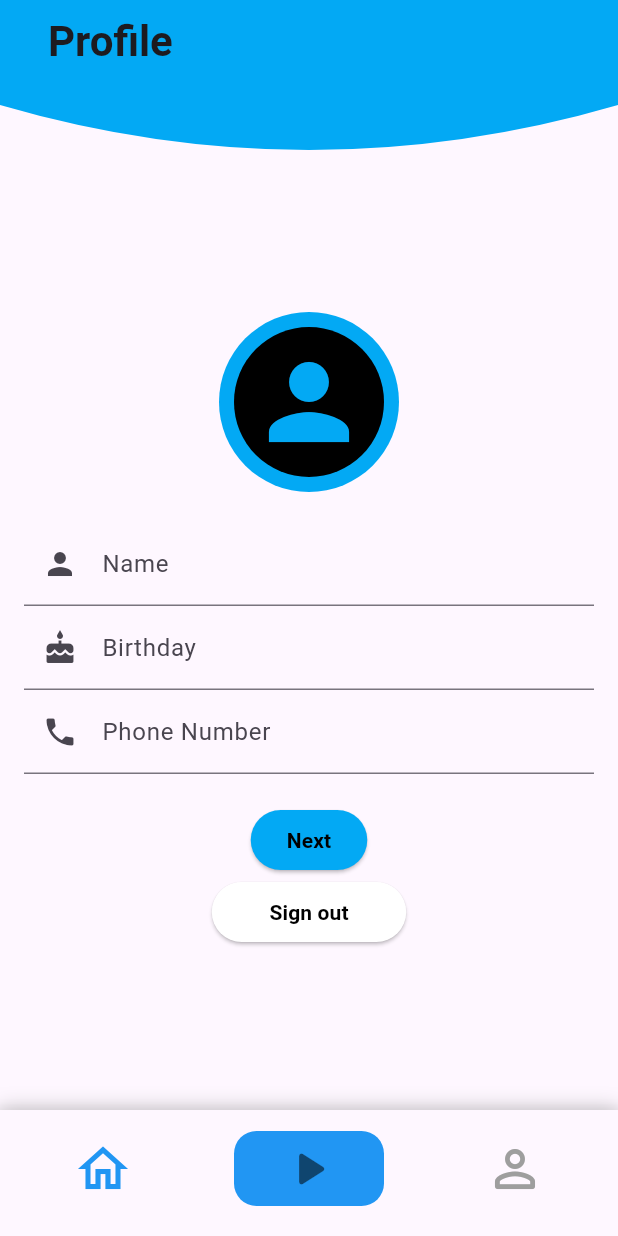
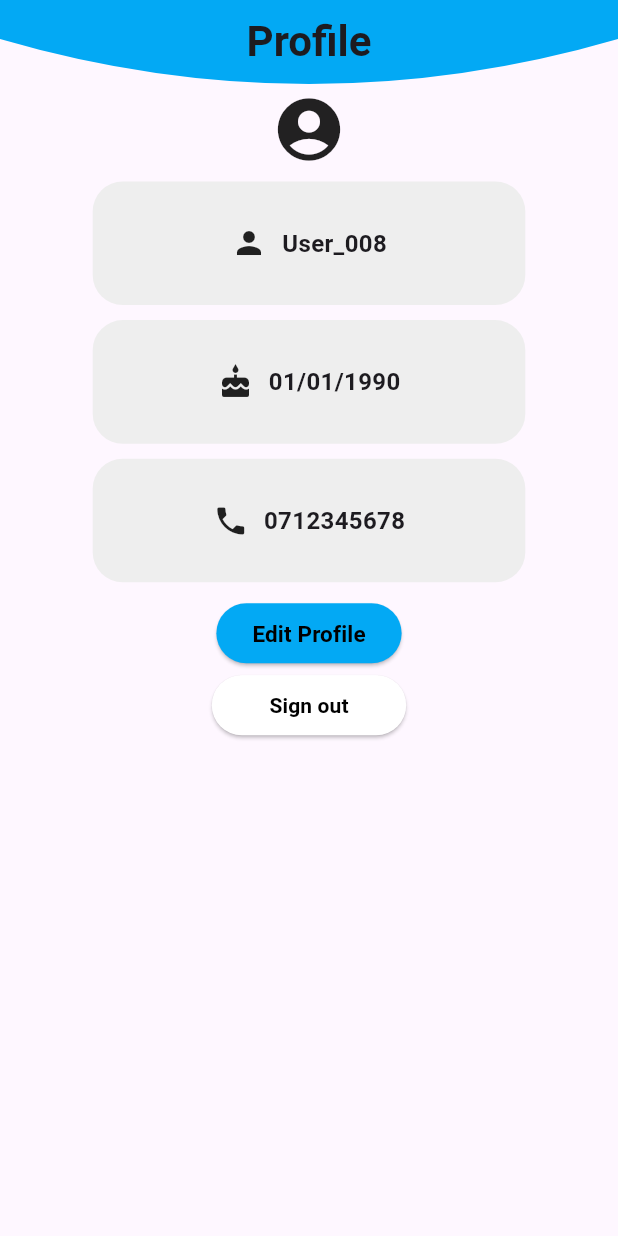
Before and after one commit to SDGP-CS-39-EmpowerME/SDGP-CS-39-EmpowerME, a Flutter app: the screen it shows once a user with an empty profile is signed in, item 3 of the bottom bar chosen, on a phone screen of 412 x 824 dp. Run offline on Flutter 3.47's test engine with Material 3 defaults, Android fonts, the phone set to English and light mode, and no system bars; our stand-ins replace cloud_firestore, email_validator, firebase_auth, firebase_core; accounts and stored records are empty.

Commit message:
created profile page

```diff
--- a/front_end/empowerme_cs_39/lib/profile.dart
+++ b/front_end/empowerme_cs_39/lib/profile.dart
@@ -3,29 +3,24 @@ import 'package:firebase_auth/firebase_auth.dart';
 import 'package:flutter/foundation.dart';
 import 'package:flutter/material.dart';
 
-import 'bottom_nav_bar.dart';
-
 
 class ProfilePage extends StatelessWidget {
-  const ProfilePage({super.key});
+  const ProfilePage({Key? key}) : super(key: key);
 
   @override
   Widget build(BuildContext context) {
-    return const MaterialApp(
+    return MaterialApp(
       home: ProfileDetailsPage(),
     );
   }
 }
 
 class ProfileDetailsPage extends StatefulWidget {
-  const ProfileDetailsPage({super.key});
-
   @override
   _ProfileDetailsPageState createState() => _ProfileDetailsPageState();
 }
 
 class _ProfileDetailsPageState extends State<ProfileDetailsPage> {
-
   bool signedOut = false;
 
   Future<void> signOut() async {
@@ -37,140 +32,56 @@ class _ProfileDetailsPageState extends State<ProfileDetailsPage> {
       print('Sign-out failed: ${e.message}');
     }
   }
-
-  int selectedIndex = 0;
-  void navigateBottomBar(int index){
-    setState(() {
-      selectedIndex = index;
-    });
-  }
-  String _name = '';
-  String _birthday = '';
-  String _phoneNumber = '';
-  final GlobalKey<FormState> _formKey = GlobalKey<FormState>();
+  // Permanent profile details
+  String name = 'User_008';
+  String birthday = '01/01/1990';
+  String phoneNumber = '0712345678';
   final FirebaseAuth auth = FirebaseAuth.instance;
-
 
   @override
   Widget build(BuildContext context) {
     return Scaffold(
-      appBar: PreferredSize(
-        preferredSize: const Size.fromHeight(100.0),
-        child: AppBar(
+      resizeToAvoidBottomInset: true, // Adjusts the screen when the keyboard appears
+      appBar: AppBar(
         backgroundColor: Colors.lightBlue,
         shape: CustomShapeBorder(),
-          title: const Padding(
-            padding: EdgeInsets.only(left: 16.0),
-            child: Text(
+        title: const Text(
           'Profile',
           style: TextStyle(
             fontWeight: FontWeight.bold,
-                fontSize: 28, // Increased font size
+            fontSize: 28,
           ),
         ),
+        centerTitle: true,
+        leading: const SizedBox(),
       ),
-          centerTitle: false, // Align the title to the corner
-        ),
-      ),
-      body: Padding(
-        padding: const EdgeInsets.all(16.0),
-        child: Form(
-          key: _formKey,
+      body: SingleChildScrollView(
         child: Center(
-            child: SingleChildScrollView(
+          child: Padding(
+            padding: const EdgeInsets.all(5.0),
             child: Column(
-                crossAxisAlignment: CrossAxisAlignment.center,
+              mainAxisAlignment: MainAxisAlignment.center,
               children: [
-                  Container(
-                    width: 120,
-                    height: 120,
-                    decoration: const BoxDecoration(
-                      shape: BoxShape.circle,
-                      color: Colors.lightBlue, // Surrounding color
-                    ),
-                    child: Center(
-                      child: Container(
-                        width: 100,
-                        height: 100,
-                        decoration: const BoxDecoration(
-                          shape: BoxShape.circle,
-                          color: Colors.black, // Icon color
-                        ),
-                        child: const Icon(
-                          Icons.person,
-                          size: 80,
-                          color: Colors.lightBlue, // Surrounding color
-                        ),
-                      ),
-                    ),
-                  ),
-                  const SizedBox(height: 20),
-                  TextFormField(
-                    decoration: const InputDecoration(
-                      labelText: 'Name',
-                      prefixIcon: Icon(Icons.person),
-                    ),
-                    validator: (value) {
-                      if (value == null || value.isEmpty) {
-                        return 'Please enter your name';
-                      }
-                      return null;
-                    },
-                    onChanged: (value) {
-                      setState(() {
-                        _name = value;
-                      });
-                    },
-                  ),
-                  TextFormField(
-                    decoration: const InputDecoration(
-                      labelText: 'Birthday',
-                      prefixIcon: Icon(Icons.cake),
-                    ),
-                    validator: (value) {
-                      if (value == null || value.isEmpty) {
-                        return 'Please enter your birthday';
-                      }
-                      return null;
-                    },
-                    onChanged: (value) {
-                      setState(() {
-                        _birthday = value;
-                      });
-                    },
-                  ),
-                  TextFormField(
-                    decoration: const InputDecoration(
-                      labelText: 'Phone Number',
-                      prefixIcon: Icon(Icons.phone),
-                    ),
-                    validator: (value) {
-                      if (value == null || value.isEmpty) {
-                        return 'Please enter your phone number';
-                      }
-                      return null;
-                    },
-                    onChanged: (value) {
-                      setState(() {
-                        _phoneNumber = value;
-                      });
-                    },
-                  ),
-                  const SizedBox(height: 20),
+                const Icon(Icons.account_circle, size: 50),
+                const SizedBox(height: 10),
+                profileField(Icons.person, 'Name', name),
+                const SizedBox(height: 10),
+                profileField(Icons.cake, 'Birthday', birthday),
+                const SizedBox(height: 10),
+                profileField(Icons.phone, 'Phone Number', phoneNumber),
+                const SizedBox(height: 10),
                 ElevatedButton(
                   onPressed: () {
-                      if (_formKey.currentState!.validate()) {
                     Navigator.push(
                       context,
                       MaterialPageRoute(
                         builder: (context) => EditProfilePage(
-                              name: _name,
-                              birthday: _birthday,
-                              phoneNumber: _phoneNumber,
+                          name: name,
+                          birthday: birthday,
+                          phoneNumber: phoneNumber,
                         ),
                       ),
                     );
-                      }
                   },
                   style: ButtonStyle(
                     backgroundColor:
@@ -179,9 +90,10 @@ class _ProfileDetailsPageState extends State<ProfileDetailsPage> {
                     MaterialStateProperty.all<Color>(Colors.black),
                   ),
                   child: const Text(
-                      'Next',
+                    'Edit Profile',
                     style: TextStyle(
                       fontWeight: FontWeight.bold,
+                      fontSize: 15,
                     ),
                   ),
                 ),
@@ -210,14 +122,36 @@ class _ProfileDetailsPageState extends State<ProfileDetailsPage> {
                     ),
                   ),
                 ),
+
               ],
             ),
           ),
         ),
       ),
+    );
+  }
+
+  Widget profileField(IconData icon, String label, String value) {
+    return Container(
+      width: MediaQuery.of(context).size.width * 0.7,
+      height: MediaQuery.of(context).size.height * 0.1, // Adjusted height
+      decoration: BoxDecoration(
+        borderRadius: BorderRadius.circular(20),
+        color: Colors.grey[200], // Light gray color
       ),
-      bottomNavigationBar: BottomNavBar(
-        onTap: (index) => navigateBottomBar(index),
+      child: Row(
+        mainAxisAlignment: MainAxisAlignment.center,
+        children: [
+          Icon(icon),
+          const SizedBox(width: 10),
+          Text(
+            value,
+            style: const TextStyle(
+              fontSize: 16,
+              fontWeight: FontWeight.bold, // Make the text bold
+            ),
+          ),
+        ],
       ),
     );
   }
@@ -228,8 +162,11 @@ class EditProfilePage extends StatefulWidget {
   final String birthday;
   final String phoneNumber;
 
-  const EditProfilePage(
-      {super.key, required this.name, required this.birthday, required this.phoneNumber});
+  const EditProfilePage({
+    required this.name,
+    required this.birthday,
+    required this.phoneNumber,
+  });
 
   @override
   _EditProfilePageState createState() => _EditProfilePageState();
@@ -252,66 +189,64 @@ class _EditProfilePageState extends State<EditProfilePage> {
   @override
   Widget build(BuildContext context) {
     return Scaffold(
-      appBar: PreferredSize(
-        preferredSize: const Size.fromHeight(100.0),
-        child: AppBar(
+      appBar: AppBar(
         backgroundColor: Colors.lightBlue,
         shape: CustomShapeBorder(),
-          title: const Padding(
-            padding: EdgeInsets.only(left: 16.0),
-            child: Text(
+        title: const Text(
           'Edit Profile',
           style: TextStyle(
             fontWeight: FontWeight.bold,
-                fontSize: 28, // Increased font size
+            fontSize: 28,
           ),
         ),
+        centerTitle: true,
+        leading: const SizedBox(),
       ),
-          centerTitle: false, // Align the title to the corner
-        ),
-      ),
-      body: Padding(
+      body: SingleChildScrollView(
+        child: Padding(
           padding: const EdgeInsets.all(16.0),
           child: Form(
             key: _formKey,
             child: Column(
-            crossAxisAlignment: CrossAxisAlignment.center,
+              mainAxisAlignment: MainAxisAlignment.center,
               children: <Widget>[
-              TextFormField(
-                controller: _nameController,
-                decoration: const InputDecoration(
-                  labelText: 'Name',
-                  prefixIcon: Icon(Icons.person),
+                profileInputField(
+                  Icons.person,
+                  'Name',
+                  _nameController,
                 ),
-                validator: (value) {
-                  if (value == null || value.isEmpty) {
-                    return 'Please enter your name';
+                const SizedBox(height: 20),
+                profileInputField(
+                  Icons.cake,
+                  'Birthday',
+                  _birthdayController,
+                  onTap: () async {
+                    final DateTime? pickedDate = await showDatePicker(
+                      context: context,
+                      initialDate: DateTime.now(),
+                      firstDate: DateTime(1900),
+                      lastDate: DateTime.now(),
+                    );
+
+                    if (pickedDate != null) {
+                      setState(() {
+                        _birthdayController.text =
+                        "${pickedDate.month}/${pickedDate.day}/${pickedDate.year}";
+                      });
                     }
-                  return null;
                   },
                 ),
-              TextFormField(
-                controller: _birthdayController,
-                decoration: const InputDecoration(
-                  labelText: 'Birthday',
-                  prefixIcon: Icon(Icons.cake),
-                ),
-                validator: (value) {
-                  if (value == null || value.isEmpty) {
-                    return 'Please enter your birthday';
-                  }
-                  return null;
-                },
-              ),
-              TextFormField(
-                controller: _phoneNumberController,
-                decoration: const InputDecoration(
-                  labelText: 'Phone Number',
-                  prefixIcon: Icon(Icons.phone),
-                ),
+                const SizedBox(height: 20),
+                profileInputField(
+                  Icons.phone,
+                  'Phone Number',
+                  _phoneNumberController,
                   validator: (value) {
                     if (value == null || value.isEmpty) {
                       return 'Please enter your phone number';
+                    }
+                    if (!RegExp(r'^[0-9]{10}$').hasMatch(value)) {
+                      return 'Please enter a valid 10 digit phone number';
                     }
                     return null;
                   },
@@ -327,11 +262,9 @@ class _EditProfilePageState extends State<EditProfilePage> {
 
                       // Process the form data, such as saving it to a database
                       // For demonstration, we'll just print it
-                    if (kDebugMode) {
                       print('Updated Name: $updatedName');
                       print('Updated Birthday: $updatedBirthday');
                       print('Updated Phone Number: $updatedPhoneNumber');
-                    }
 
                       // Show a snackbar message
                       ScaffoldMessenger.of(context).showSnackBar(
@@ -351,35 +284,42 @@ class _EditProfilePageState extends State<EditProfilePage> {
                     'Save',
                     style: TextStyle(
                       fontWeight: FontWeight.bold,
-                  ),
-                ),
-              ),
-              const SizedBox(height: 10), // Adding space here
-              ElevatedButton(
-                onPressed: () {
-                  setState(() {
-                    // Enable editing by clearing the controller's text
-                    _nameController.clear();
-                    _birthdayController.clear();
-                    _phoneNumberController.clear();
-                  });
-                },
-                style: ButtonStyle(
-                  backgroundColor:
-                  MaterialStateProperty.all<Color>(Colors.lightBlue),
-                  foregroundColor:
-                  MaterialStateProperty.all<Color>(Colors.black),
-                ),
-                child: const Text(
-                  'Edit Profile',
-                  style: TextStyle(
-                    fontWeight: FontWeight.bold,
+                      fontSize: 18,
                     ),
                   ),
                 ),
               ],
             ),
           ),
+        ),
+      ),
+    );
+  }
+
+  Widget profileInputField(
+      IconData icon,
+      String label,
+      TextEditingController controller, {
+        GestureTapCallback? onTap,
+        String? Function(String?)? validator,
+      }) {
+    return Container(
+      width: MediaQuery.of(context).size.width * 1.0,
+      height: MediaQuery.of(context).size.height * 0.07,
+      decoration: BoxDecoration(
+        borderRadius: BorderRadius.circular(20),
+        color: Colors.grey[200], // Light gray color
+      ),
+      child: TextFormField(
+        controller: controller,
+        textAlign: TextAlign.center,
+        decoration: InputDecoration(
+          prefixIcon: Icon(icon),
+          labelText: label,
+          border: InputBorder.none,
+        ),
+        validator: validator,
+        onTap: onTap,
       ),
     );
   }
```
Also changed, not shown: front_end/empowerme_cs_39/pubspec.yaml (+4 -4 lines), front_end/empowerme_cs_39/pubspec.lock. Lines whose indentation alone changed are shown as unchanged.
